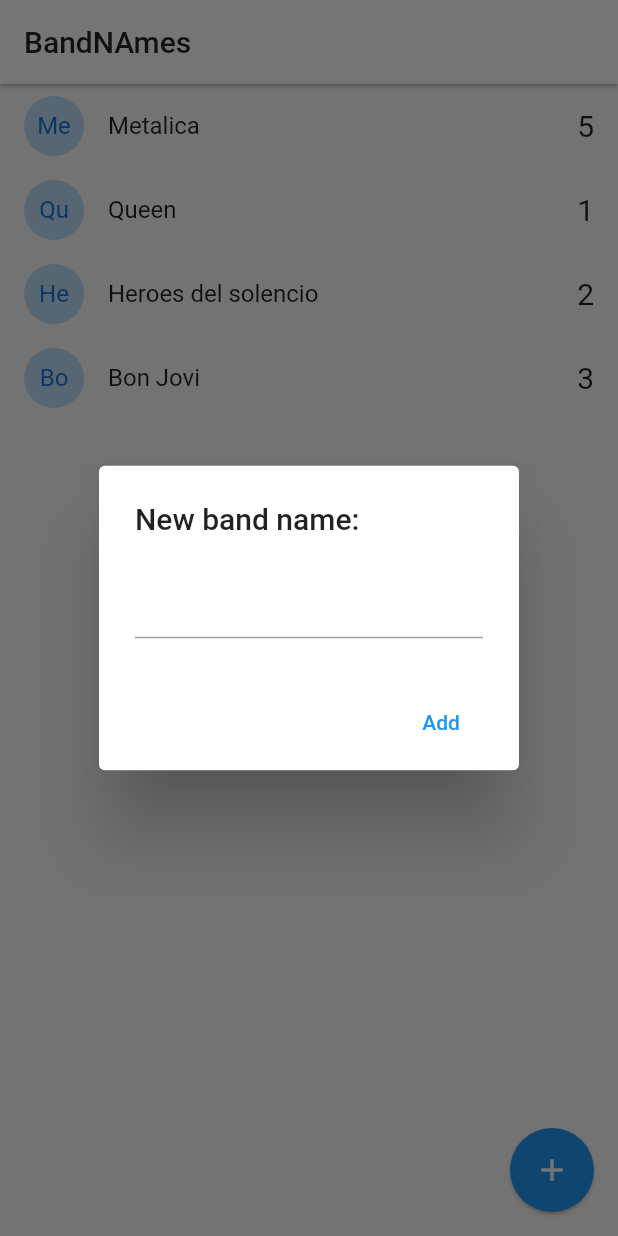
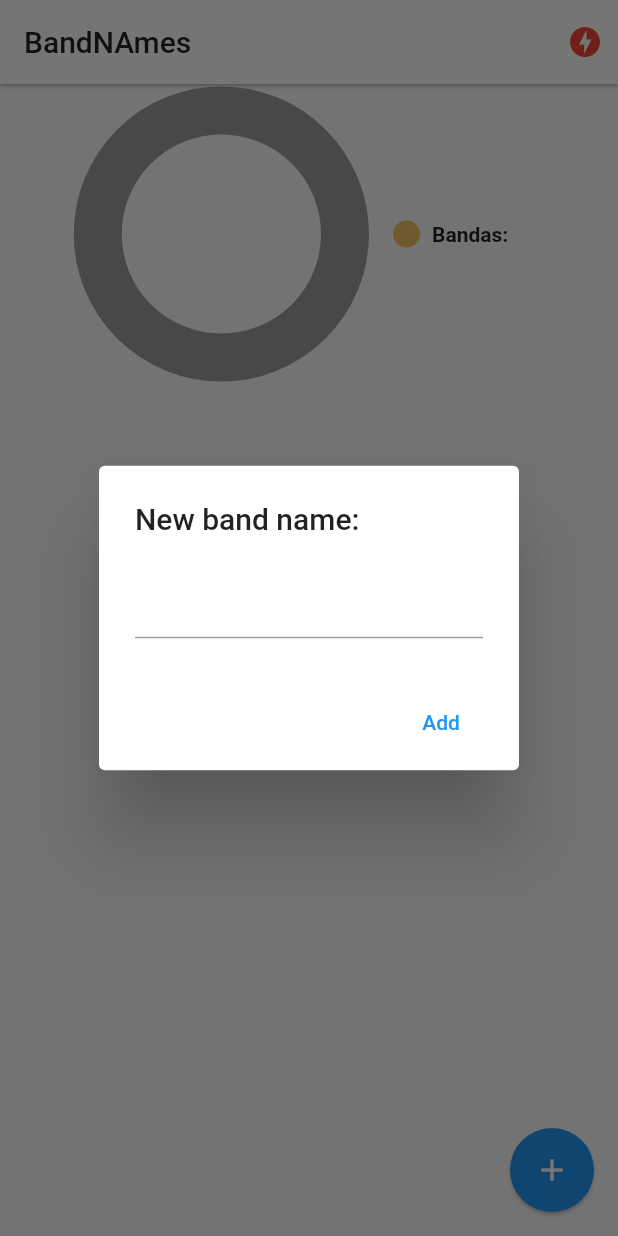
Before and after one commit to SmithHB01/flutter-bandnames-socket, a Flutter app: the screen it shows after launch, after a tap on the "add" icon, on a phone screen of 412 x 824 dp. Run offline on Flutter 3.47's test engine with Material 2 defaults, Android fonts, the phone set to English and light mode, and no system bars; drawn by our look-alikes of pie_chart; our stand-ins replace socket_io_client; network calls fail.

Commit message:
App terminada

```diff
--- a/lib/main.dart
+++ b/lib/main.dart
@@ -1,5 +1,9 @@
 import 'package:flutter/material.dart';
 
+import 'package:provider/provider.dart';
+
+import 'package:band_names/services/socket_service.dart';
+import 'package:band_names/pages/status.dart';
 import 'package:band_names/pages/home.dart';
 
 void main() => runApp(const MyApp());
@@ -9,13 +13,19 @@ class MyApp extends StatelessWidget {
 
   @override
   Widget build(BuildContext context) {
-    return MaterialApp(
-      debugShowCheckedModeBanner: false,
-      title: 'Material App',
-      initialRoute: 'home',
-      routes: {
-        'home': ( _ ) => const HomePage()
-      },
+    return MultiProvider(
+      providers: [
+        ChangeNotifierProvider(create: ( _ ) => SocketService() )
+      ],
+      child: MaterialApp(
+        debugShowCheckedModeBanner: false,
+        title: 'Material App',
+        initialRoute: 'home',
+        routes: {
+          'home': ( _ ) => const HomePage(),
+          'status': ( _ ) => const StatusPage(),
+        },
+      ),
     );
   }
 }
--- a/lib/models/band.dart
+++ b/lib/models/band.dart
@@ -15,9 +15,9 @@ class Band {
 
   factory Band.fromMap( Map<String, dynamic> obj )
     => Band(
-      id: obj['id'],
-      name: obj['name'],
-      votes: obj['votes']
+      id: obj.containsKey('id') ? obj['id'] : 'no-id',
+      name: obj.containsKey('name') ? obj['name'] : 'no-name',
+      votes: obj.containsKey('votes') ? obj['votes'] : 'no-votes'
     );
 
 
--- a/lib/pages/home.dart
+++ b/lib/pages/home.dart
@@ -1,9 +1,12 @@
 import 'dart:io';
 
+import 'package:flutter/material.dart';
 import 'package:flutter/cupertino.dart';
-import 'package:flutter/material.dart';
+import 'package:pie_chart/pie_chart.dart';
+import 'package:provider/provider.dart';
 
 import 'package:band_names/models/band.dart';
+import 'package:band_names/services/socket_service.dart';
 
 
 
@@ -18,23 +21,67 @@ class HomePage extends StatefulWidget {
 class _HomePageState extends State<HomePage> {
 
   List<Band> bands = [
-    Band(id: '1', name: 'Metalica', votes: 5 ),
-    Band(id: '2', name: 'Queen', votes: 1 ),
-    Band(id: '3', name: 'Heroes del solencio', votes: 2 ),
-    Band(id: '4', name: 'Bon Jovi', votes: 3 ),
+    // Band(id: '1', name: 'Metalica', votes: 5 ),
+    // Band(id: '2', name: 'Queen', votes: 1 ),
+    // Band(id: '3', name: 'Heroes del solencio', votes: 2 ),
+    // Band(id: '4', name: 'Bon Jovi', votes: 3 ),
   ];
 
   @override
+  void initState() {
+
+    final socketService = Provider.of<SocketService>(context, listen: false);
+
+    socketService.socket.on('active-bands', _handleActiveBands);
+    super.initState();
+  }
+
+  _handleActiveBands( dynamic payload ) {
+    bands = ( payload as List)
+        .map( (band) => Band.fromMap(band) )
+        .toList();
+    setState(() {});
+  }
+
+  @override
+  void dispose() {
+    final socketService = Provider.of<SocketService>(context, listen: false);
+    socketService.socket.off('active-bands');
+    super.dispose();
+  }
+
+  @override
   Widget build(BuildContext context) {
+
+    final socketService = Provider.of<SocketService>(context);
+
     return Scaffold(
       appBar: AppBar(
         title: const Text('BandNAmes', style: TextStyle(color: Colors.black87) ),
         backgroundColor: Colors.white,
         elevation: 1,
+        actions: [
+          Container(
+            margin: const EdgeInsets.only( right: 10 ),
+            child: ( socketService.socket.connected  ) //Solucion Profe: socketService.serverStatus == ServerStatus.Online
+            ? Icon( Icons.check_circle, color: Colors.blue[300] )
+            : const Icon( Icons.offline_bolt, color: Colors.red,),
+
+          )
+        ],
       ),
-      body: ListView.builder(
-        itemCount: bands.length,
-        itemBuilder: ( context, i ) => _bandTitle(bands[i])
+      body: Column(
+        children: [
+
+          _showGraph(),
+
+          Expanded(
+            child: ListView.builder(
+              itemCount: bands.length,
+              itemBuilder: ( context, i ) => _bandTitle(bands[i])
+            ),
+          )
+        ],
       ),
       floatingActionButton: FloatingActionButton(
         onPressed: addNewBand,
@@ -45,17 +92,17 @@ class _HomePageState extends State<HomePage> {
   }
 
   Widget _bandTitle(Band band) {
+
+    final socketService = Provider.of<SocketService>(context, listen: false);
+
     return Dismissible(
       key: Key(band.id),
       direction: DismissDirection.startToEnd,
-      onDismissed: (direction) {
-        print('direction: $direction');
-        // Llamar el borrado del server
-      },
+      onDismissed: ( _ ) => socketService.emit( 'delete-band', { 'id': band.id } ), // Llamar el borrado del server
       background: Container(
-        padding: EdgeInsets.only( left: 8.0),
+        padding: const EdgeInsets.only( left: 8.0),
         color: Colors.redAccent,
-        child: Align(
+        child: const Align(
           alignment: Alignment.centerLeft,
           child: Text('Delete Band', style: TextStyle(color: Colors.white) ),
         ),
@@ -67,11 +114,9 @@ class _HomePageState extends State<HomePage> {
               child: Text( band.name.substring(0,2)),
             ),
             title: Text( band.name),
-            trailing: Text('${ band.votes }', style: const TextStyle( fontSize: 20)),
-            onTap: () {
-              print(band.name);
-            },
-          ),
+            trailing: Text('${ band.votes }', style: const TextStyle( fontSize: 20) ),
+            onTap: () => socketService.socket.emit('vote-band', { 'id': band.id } ),
+      ),
     );
   }
 
@@ -83,8 +128,7 @@ class _HomePageState extends State<HomePage> {
       // Android
       return showDialog(
         context: context,
-        builder: (context) {
-          return AlertDialog(
+        builder: ( _ ) => AlertDialog(
             title: const Text('New band name:'),
             content: TextField(
               controller: textController,
@@ -97,15 +141,13 @@ class _HomePageState extends State<HomePage> {
                 child: const Text('Add'),
               )
             ],
-          );
-        },
+        )
       );
     }
 
     showCupertinoDialog(
       context: context,
-      builder: ( _ ) {
-        return CupertinoAlertDialog(
+      builder: ( _ ) => CupertinoAlertDialog(
           title: const Text('New band name'),
           content: CupertinoTextField(
             controller: textController,
@@ -123,24 +165,77 @@ class _HomePageState extends State<HomePage> {
               onPressed: () => Navigator.pop(context),
             ),
           ],
-        );
-      },
+      )
     );
-
-
   }
 
   void addBandToList( String name) {
 
     if ( name.length > 1 ) {
       // podemos agregar
-      bands.add( Band(id: DateTime.now().toString(), name: name, votes: 0 ) );
-      setState(() {});
+        final socketService = Provider.of<SocketService>(context, listen: false);
+        socketService.emit('add-band', { 'name': name } );
     }
+    Navigator.pop(context);
+  }
 
-    Navigator.pop(context);
+// Mostrar Grafica
+Widget _showGraph() {
 
+
+  Map<String, double> dataMap = {
+'Bandas:': 0,
+  };
+
+  for (var band in bands) {
+    dataMap.putIfAbsent( band.name, () => band.votes.toDouble());
   }
 
 
+  final colorList = <Color>[
+    const Color.fromARGB(255, 246, 195, 100),
+    const Color.fromARGB(255, 13, 134, 225),
+    const Color.fromARGB(255, 243, 102, 151),
+    const Color.fromARGB(255, 227, 111, 82),
+    const Color.fromARGB(255, 101, 84, 228),
+    const Color.fromARGB(255, 21, 138, 156),
+    const Color.fromARGB(255, 82, 156, 21),
+  ];
+
+  return SizedBox(
+
+    width: double.infinity,
+    height: 200,
+    child: PieChart(
+      dataMap: dataMap,
+      animationDuration: const Duration(milliseconds: 800),
+      chartLegendSpacing: 32,
+      chartRadius: MediaQuery.of(context).size.width / 2.5,
+      colorList: colorList,
+      initialAngleInDegree: 0,
+      chartType: ChartType.ring,
+      ringStrokeWidth: 32,
+      // centerText: "HYBRID",
+      legendOptions: const LegendOptions(
+        showLegendsInRow: false,
+        legendPosition: LegendPosition.right,
+        showLegends: true,
+        legendTextStyle: TextStyle(
+          fontWeight: FontWeight.bold,
+        ),
+      ),
+      chartValuesOptions: const ChartValuesOptions(
+        showChartValueBackground: true,
+        showChartValues: true,
+        showChartValuesInPercentage: false,
+        showChartValuesOutside: false,
+        decimalPlaces: 0,
+      ),
+      // gradientList: ---To add gradient colors---
+      // emptyColorGradient: ---Empty Color gradient---
+    )
+  );
 }
+
+
+}
--- /dev/null
+++ b/lib/services/socket_service.dart
@@ -0,0 +1,45 @@
+import 'package:flutter/material.dart';
+
+import 'package:socket_io_client/socket_io_client.dart' as IO;
+
+enum ServerStatus {
+  Online,
+  Offline,
+  Connecting
+}
+
+class SocketService with ChangeNotifier {
+
+  ServerStatus _serverStatus = ServerStatus.Connecting;
+  late IO.Socket _socket;
+
+  ServerStatus get serverStatus => _serverStatus;
+
+  IO.Socket get socket => _socket;
+  Function get emit => _socket.emit;
+
+
+  SocketService() {
+    _initConfig();
+  }
+
+  void _initConfig() {
+    // Dart Client
+    _socket = IO.io('http://192.168.20.105:3000/', {
+      'transports': ['websocket'],
+      'autoConnect': true,
+    });
+    _socket.onConnect((_) {
+      _serverStatus = ServerStatus.Online;
+      notifyListeners();
+
+    });
+
+    _socket.onDisconnect((_) {
+      _serverStatus = ServerStatus.Offline;
+      notifyListeners();
+    });
+
+  }
+
+}
--- a/pubspec.yaml
+++ b/pubspec.yaml
@@ -9,11 +9,14 @@ environment:
 dependencies:
   flutter:
     sdk: flutter
+  pie_chart: ^5.3.2
+  provider: ^6.0.5
+  socket_io_client: ^2.0.3+1
 
 dev_dependencies:
+  flutter_lints: ^2.0.0
   flutter_test:
     sdk: flutter
-  flutter_lints: ^2.0.0
 
 flutter:
   uses-material-design: true
```
Also changed, not shown: lib/pages/status.dart (added, +43 -0 lines), pubspec.lock.
